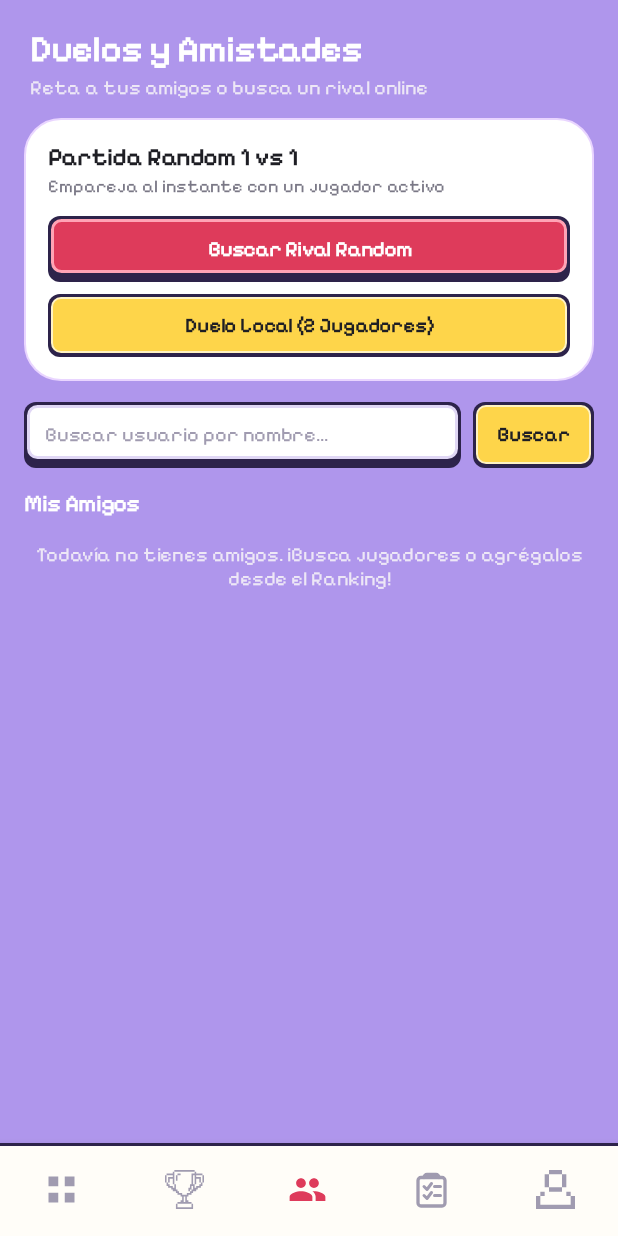
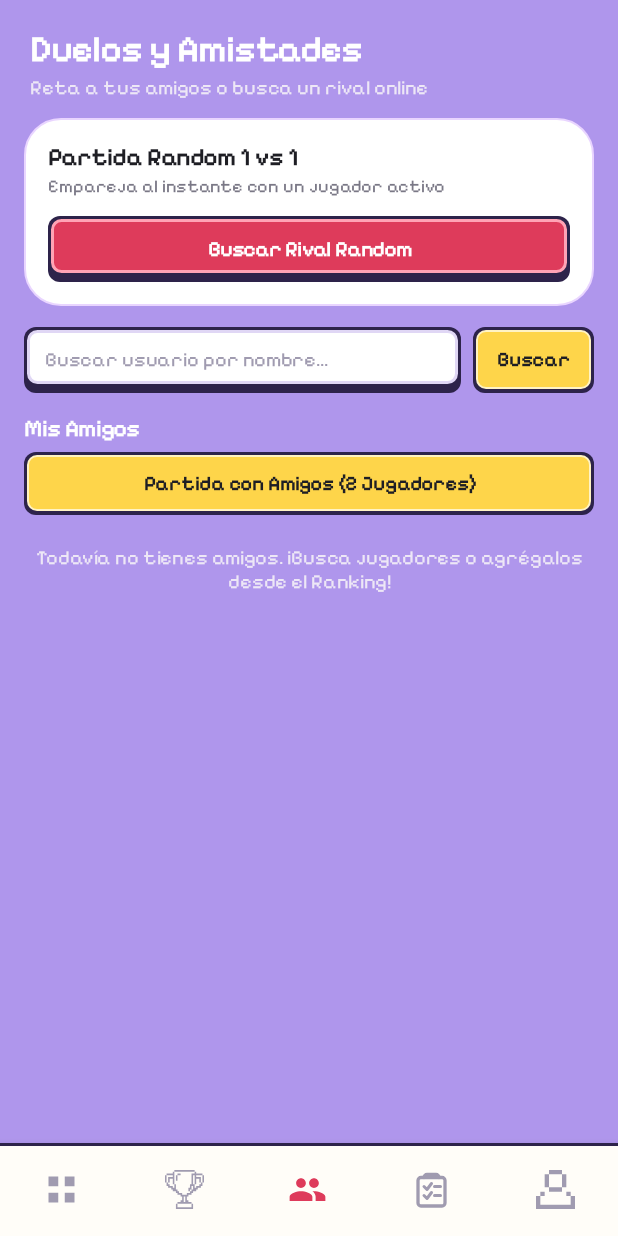
Before and after one commit to Camila-Ianni/TP_Trivia, an Android app: the SocialActivity screen opened directly, with no data from a screen before it, on a phone screen of 412 x 824 dp. Run offline under Robolectric (Android 15) with nearby library versions, the phone set to English and light mode, and no system bars.

Commit message:
fix: unify MindClash title, remove 'reales' wording, fix matchmaking timeout, add back button on duel setup, move friend duel button

```diff
--- a/app/src/main/res/layout/activity_social.xml
+++ b/app/src/main/res/layout/activity_social.xml
@@ -80,19 +80,6 @@
                     android:textAllCaps="false"
                     android:textColor="#FFFFFF"
                     android:textSize="14sp"
-                    android:textStyle="bold" />
-
-                <androidx.appcompat.widget.AppCompatButton
-                    android:id="@+id/btnLocalDuel"
-                    android:layout_width="match_parent"
-                    android:layout_height="42dp"
-                    android:layout_marginTop="8dp"
-                    android:background="@drawable/bg_pill_score_yellow"
-                    android:stateListAnimator="@null"
-                    android:text="@string/social_btn_local_duel"
-                    android:textAllCaps="false"
-                    android:textColor="@color/ref_text_dark"
-                    android:textSize="13sp"
                     android:textStyle="bold" />
             </LinearLayout>
 
@@ -194,6 +181,19 @@
                 android:textSize="15sp"
                 android:textStyle="bold" />
 
+            <androidx.appcompat.widget.AppCompatButton
+                android:id="@+id/btnLocalDuel"
+                android:layout_width="match_parent"
+                android:layout_height="42dp"
+                android:layout_marginBottom="10dp"
+                android:background="@drawable/bg_pill_score_yellow"
+                android:stateListAnimator="@null"
+                android:text="@string/social_btn_local_duel"
+                android:textAllCaps="false"
+                android:textColor="@color/ref_text_dark"
+                android:textSize="13sp"
+                android:textStyle="bold" />
+
             <androidx.recyclerview.widget.RecyclerView
                 android:id="@+id/rvFriendsList"
                 android:layout_width="match_parent"
--- a/app/src/main/res/values/strings.xml
+++ b/app/src/main/res/values/strings.xml
@@ -97,7 +97,7 @@
     <string name="profile_name_required">¡Por favor, ingresa un nombre!</string>
     <string name="profile_updated_success">¡Perfil de %1$s actualizado con éxito!</string>
 
-    <string name="login_title">¡TriviaMaster!</string>
+    <string name="login_title">¡MindClash!</string>
     <string name="login_subtitle">Inicia sesión para guardar tus récords, explorar los 4 mundos y gestionar preguntas.</string>
     <string name="hint_login_username">Usuario</string>
     <string name="hint_login_password">Contraseña</string>
@@ -423,8 +423,8 @@
     <string name="duel_result_summary">%1$s (%2$d pts) vs %3$s (%4$d pts)</string>
     <string name="duel_btn_rematch">Revancha</string>
     <string name="duel_opponent_thinking">Esperando jugada de %1$s...</string>
-    <string name="duel_searching_area_title">Buscando jugadores reales...</string>
-    <string name="duel_searching_area_desc">Escaneando tu red local en busca de otro jugador conectado.</string>
+    <string name="duel_searching_area_title">Buscando jugadores...</string>
+    <string name="duel_searching_area_desc">Escaneando tu área en busca de otro jugador conectado.</string>
     <string name="duel_no_players_area_title">Sin jugadores disponibles</string>
     <string name="duel_no_players_area_desc">No hay nadie en tu área jugando en este momento.</string>
     <string name="duel_opponent_disconnected">%1$s se desconectó de la partida.</string>
@@ -435,7 +435,7 @@
     <string name="social_random_title">Partida Random 1 vs 1</string>
     <string name="social_random_desc">Empareja al instante con un jugador activo</string>
     <string name="social_btn_random">Buscar Rival Random</string>
-    <string name="social_btn_local_duel">Duelo Local (2 Jugadores)</string>
+    <string name="social_btn_local_duel">Partida con Amigos (2 Jugadores)</string>
     <string name="social_search_hint">Buscar usuario por nombre...</string>
     <string name="social_btn_search">Buscar</string>
     <string name="social_requests_title">Solicitudes de amistad</string>
@@ -458,6 +458,6 @@
     <string name="ranking_btn_add_friend">Enviar solicitud de amistad</string>
     <string name="btn_open_shop">Tienda de Aventurero</string>
     <string name="label_pick_country">Selecciona tu país (define el idioma y tu región de duelos)</string>
-    <string name="duel_searching_country_desc">Buscando jugadores reales de %1$s en tu área...</string>
+    <string name="duel_searching_country_desc">Buscando jugadores de %1$s en tu área...</string>
     <string name="duel_no_players_country_desc">No hay nadie de %1$s jugando en tu área en este momento.</string>
 </resources>
```
Also changed, not shown: app/src/main/java/com/example/triviamaster/DuelActivity.java (+10 -1 lines), app/src/main/java/com/example/triviamaster/network/LocalAreaMatchmaker.java (+8 -7 lines), app/src/main/res/layout/dialog_duel_setup.xml (+13 -0 lines), 2 other files.
